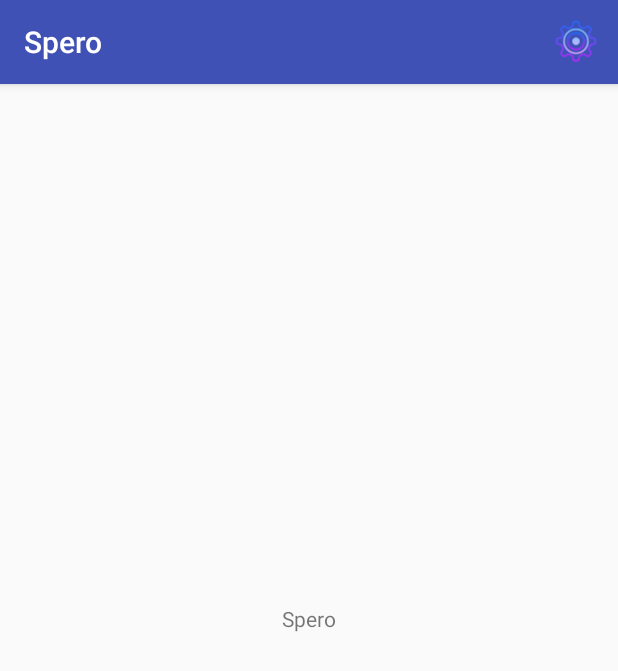
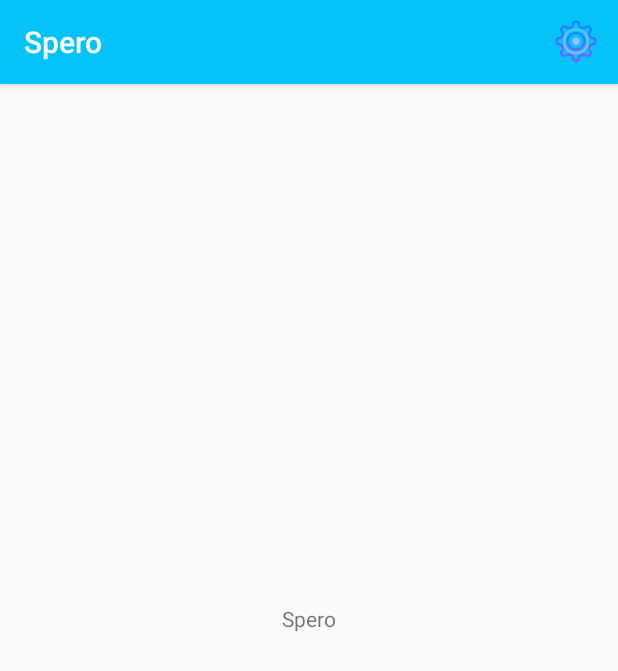
Before and after one commit to dheeraj-coding/Spero, an Android app: the screen it shows after launch (MainActivity), on a phone screen of 412 x 824 dp. Shown: the top 671 px of the screen. Run offline under Robolectric (Android 15) with nearby library versions, the phone set to English and light mode, and no system bars.

Commit message:
UI changes

```diff
--- /dev/null
+++ b/app/src/main/java/com/vitanova/dheeraj/spero/SplashActivity.java
@@ -0,0 +1,34 @@
+package com.vitanova.dheeraj.spero;
+
+import android.content.Intent;
+import android.os.CountDownTimer;
+import android.os.Handler;
+import android.support.v7.app.AppCompatActivity;
+import android.os.Bundle;
+import android.view.animation.Animation;
+import android.view.animation.AnimationUtils;
+import android.widget.ImageView;
+import android.widget.TextView;
+
+public class SplashActivity extends AppCompatActivity {
+
+    private TextView tv;
+    private ImageView iv;
+
+    @Override
+    protected void onCreate(Bundle savedInstanceState) {
+        super.onCreate(savedInstanceState);
+        setContentView(R.layout.activity_splash);
+        iv = (ImageView) findViewById(R.id.iv);
+        Animation myanim = AnimationUtils.loadAnimation(this,R.anim.mytransition);
+        iv.startAnimation(myanim);
+        new Handler().postDelayed(new Runnable(){
+            @Override
+            public void run() {
+                Intent mainIntent = new Intent(SplashActivity.this,MainActivity.class);
+                SplashActivity.this.startActivity(mainIntent);
+                SplashActivity.this.finish();
+            }
+        }, 2000);
+    }
+}
--- /dev/null
+++ b/app/src/main/res/anim/mytransition.xml
@@ -0,0 +1,6 @@
+<?xml version="1.0" encoding="utf-8"?>
+<alpha
+    xmlns:android="http://schemas.android.com/apk/res/android"
+    android:fromAlpha="0.0"
+    android:toAlpha="1.0"
+    android:duration="2000"  />
--- a/app/src/main/res/layout/activity_settings.xml
+++ b/app/src/main/res/layout/activity_settings.xml
@@ -92,7 +92,7 @@
                 />
             <TextView
                 android:layout_width="match_parent"
-                android:layout_height="200dp"
+                android:layout_height="300dp"
                 android:scrollbars="vertical"
                 android:id="@+id/user_manual_tv"
                 android:text="@string/user_manual"
--- a/app/src/main/res/values/colors.xml
+++ b/app/src/main/res/values/colors.xml
@@ -1,8 +1,8 @@
 <?xml version="1.0" encoding="utf-8"?>
 <resources>
-    <color name="colorPrimary">#3F51B5</color>
-    <color name="colorPrimaryDark">#303F9F</color>
-    <color name="colorAccent">#FF4081</color>
+    <color name="colorPrimary">#05c3f9</color>
+    <color name="colorPrimaryDark">#0691b8</color>
+    <color name="colorAccent">#0b3e15</color>
     <color name="white">#FFFFFF</color>
 
 </resources>
```
Also changed, not shown: app/src/main/AndroidManifest.xml (+7 -4 lines), app/src/main/res/layout/activity_splash.xml (added, +28 -0 lines), app/src/main/res/drawable/croppedspero.png (added), 1 other file.
